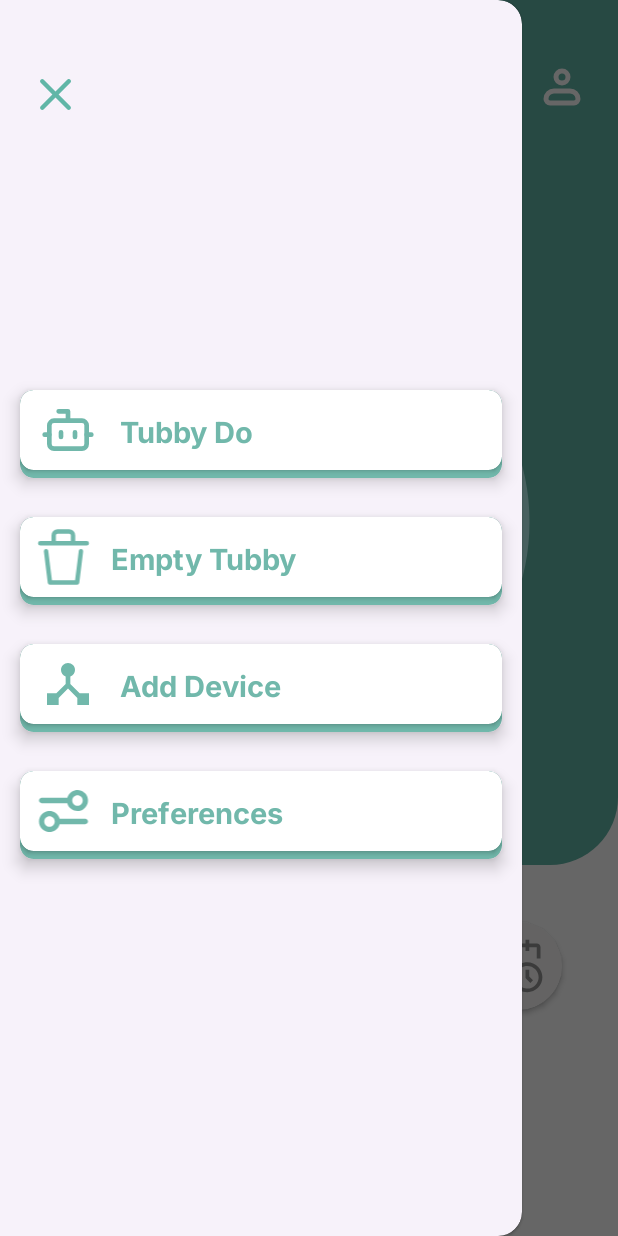
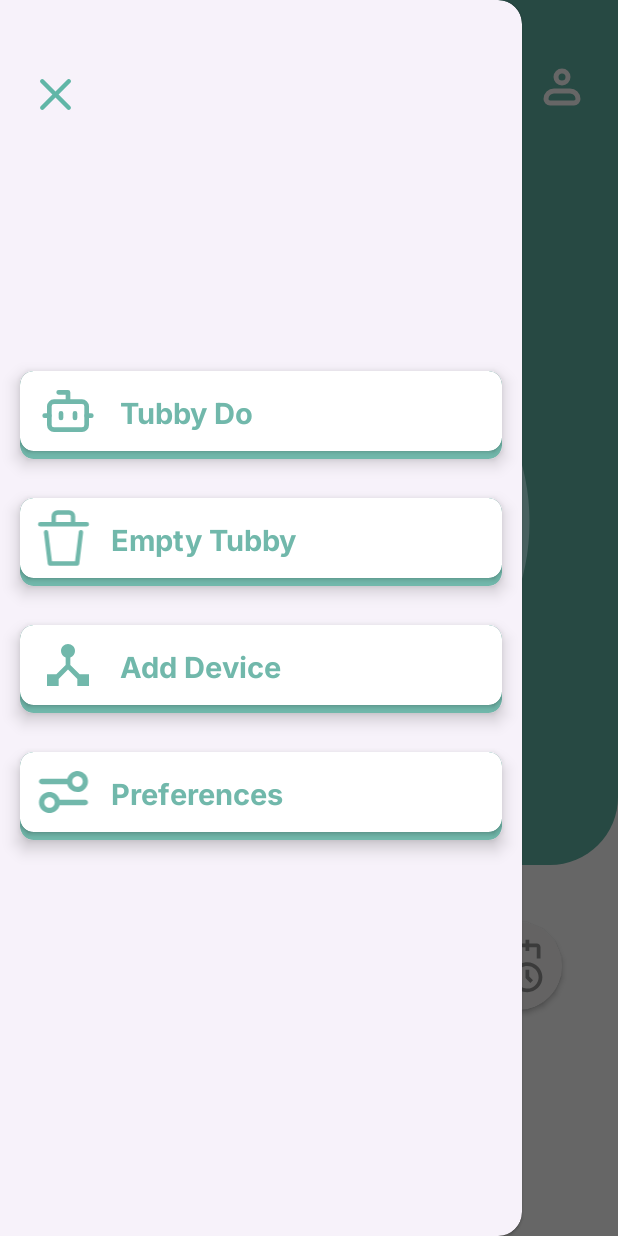
Before and after one commit to TechiEco-Solutions/TE-Android-App, an Android app: the screen it shows after launch (MainActivity), with the side drawer open, on a phone screen of 412 x 824 dp. Run offline under Robolectric (Android 15) with nearby library versions, the phone set to English and light mode, and no system bars; our stand-ins replace sdp/ssp sizes.

Commit message:
drawer format comm

```diff
--- a/app/src/main/res/layout/activity_main.xml
+++ b/app/src/main/res/layout/activity_main.xml
@@ -274,7 +274,7 @@
         android:id="@+id/drawer_rv"
         android:layout_width="match_parent"
         android:layout_height="match_parent"
-        android:layout_marginTop="@dimen/_180sdp"
+        android:layout_marginTop="@dimen/_170sdp"
         />
 
 
```
Also changed, not shown: 1 other file.
